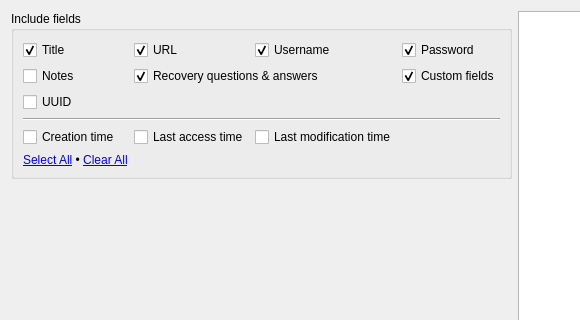
Before: the Qt Designer form silverlock/databaseprintdialog.ui in petroules/silverlock, drawn with Qt 5; both pictures show x 0 to 580 and y 0 to 320 of the 991 by 480 pixel window.
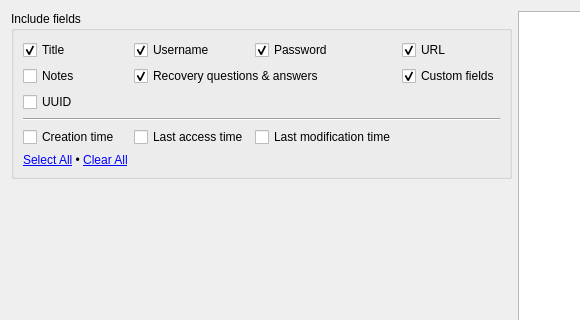
After: the same form once the commit is applied.

```diff
--- a/silverlock/databaseprintdialog.ui
+++ b/silverlock/databaseprintdialog.ui
@@ -33,36 +33,6 @@
         </property>
        </widget>
       </item>
-      <item row="0" column="1">
-       <widget class="QCheckBox" name="urlCheckBox">
-        <property name="text">
-         <string>URL</string>
-        </property>
-        <property name="checked">
-         <bool>true</bool>
-        </property>
-       </widget>
-      </item>
-      <item row="0" column="2">
-       <widget class="QCheckBox" name="usernameCheckBox">
-        <property name="text">
-         <string>Username</string>
-        </property>
-        <property name="checked">
-         <bool>true</bool>
-        </property>
-       </widget>
-      </item>
-      <item row="0" column="3">
-       <widget class="QCheckBox" name="passwordCheckBox">
-        <property name="text">
-         <string>Password</string>
-        </property>
-        <property name="checked">
-         <bool>true</bool>
-        </property>
-       </widget>
-      </item>
       <item row="1" column="0">
        <widget class="QCheckBox" name="notesCheckBox">
         <property name="text">
@@ -132,6 +102,36 @@
         </property>
        </widget>
       </item>
+      <item row="0" column="1">
+       <widget class="QCheckBox" name="usernameCheckBox">
+        <property name="text">
+         <string>Username</string>
+        </property>
+        <property name="checked">
+         <bool>true</bool>
+        </property>
+       </widget>
+      </item>
+      <item row="0" column="2">
+       <widget class="QCheckBox" name="passwordCheckBox">
+        <property name="text">
+         <string>Password</string>
+        </property>
+        <property name="checked">
+         <bool>true</bool>
+        </property>
+       </widget>
+      </item>
+      <item row="0" column="3">
+       <widget class="QCheckBox" name="urlCheckBox">
+        <property name="text">
+         <string>URL</string>
+        </property>
+        <property name="checked">
+         <bool>true</bool>
+        </property>
+       </widget>
+      </item>
      </layout>
     </widget>
    </item>
```
Left out of the diff: 4 changed lines with no effect on the pictures.
